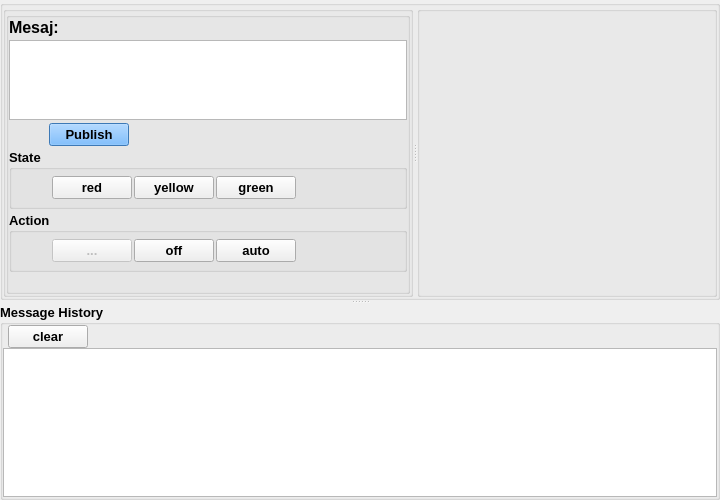
This is ros2_ws/src/itlsimulator/itlsimulator/ui_files/itl_publisher_window.ui in andrei-crisu/Intelligent_Traffic_Light_Simulator as Qt 5 draws it before an edit. The edited form follows.
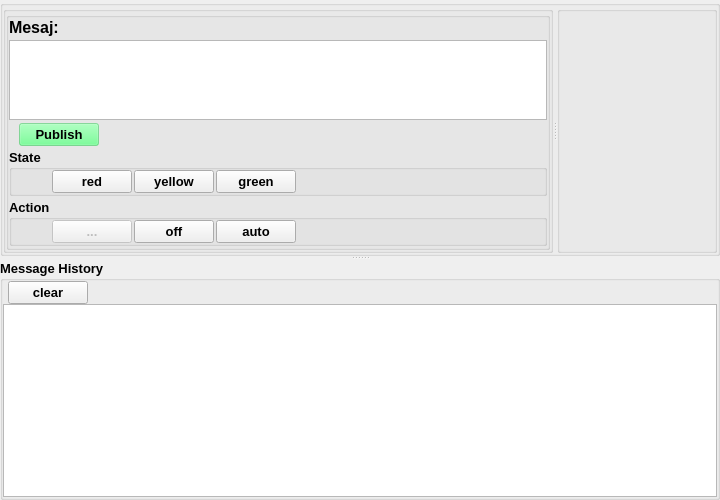
This is the edited form.

Commit message: This commit brings implementation for click events from different controls.Also the ui was tested and everything looks fine

Diff of the .ui file:
```diff
--- a/ros2_ws/src/itlsimulator/itlsimulator/ui_files/itl_publisher_window.ui
+++ b/ros2_ws/src/itlsimulator/itlsimulator/ui_files/itl_publisher_window.ui
@@ -14,7 +14,7 @@
    </rect>
   </property>
   <property name="sizePolicy">
-   <sizepolicy hsizetype="Expanding" vsizetype="Expanding">
+   <sizepolicy hsizetype="MinimumExpanding" vsizetype="MinimumExpanding">
     <horstretch>0</horstretch>
     <verstretch>0</verstretch>
    </sizepolicy>
@@ -56,7 +56,7 @@
       <property name="minimumSize">
        <size>
         <width>0</width>
-        <height>300</height>
+        <height>224</height>
        </size>
       </property>
       <property name="title">
@@ -156,11 +156,17 @@
               <item>
                <widget class="QTextEdit" name="textEdit">
                 <property name="sizePolicy">
-                 <sizepolicy hsizetype="Expanding" vsizetype="MinimumExpanding">
+                 <sizepolicy hsizetype="Expanding" vsizetype="Minimum">
                   <horstretch>0</horstretch>
                   <verstretch>0</verstretch>
                  </sizepolicy>
                 </property>
+                <property name="minimumSize">
+                 <size>
+                  <width>0</width>
+                  <height>40</height>
+                 </size>
+                </property>
                 <property name="maximumSize">
                  <size>
                   <width>16777215</width>
@@ -169,7 +175,7 @@
                 </property>
                 <property name="font">
                  <font>
-                  <pointsize>14</pointsize>
+                  <pointsize>10</pointsize>
                  </font>
                 </property>
                </widget>
@@ -186,7 +192,7 @@
                   </property>
                   <property name="sizeHint" stdset="0">
                    <size>
-                    <width>40</width>
+                    <width>10</width>
                     <height>20</height>
                    </size>
                   </property>
@@ -208,7 +214,7 @@
                    </font>
                   </property>
                   <property name="styleSheet">
-                   <string notr="true">background-color: rgb(85, 170, 255);</string>
+                   <string notr="true">background-color: rgba(85, 255, 127, 120);</string>
                   </property>
                   <property name="text">
                    <string>Publish</string>
@@ -241,7 +247,7 @@
                 <property name="minimumSize">
                  <size>
                   <width>0</width>
-                  <height>60</height>
+                  <height>40</height>
                  </size>
                 </property>
                 <property name="maximumSize">
@@ -361,7 +367,7 @@
                 <property name="minimumSize">
                  <size>
                   <width>0</width>
-                  <height>60</height>
+                  <height>40</height>
                  </size>
                 </property>
                 <property name="maximumSize">
@@ -483,7 +489,7 @@
                 </property>
                 <property name="sizeHint" stdset="0">
                  <size>
-                  <width>20</width>
+                  <width>10</width>
                   <height>0</height>
                  </size>
                 </property>
@@ -503,8 +509,8 @@
           </property>
           <property name="minimumSize">
            <size>
-            <width>300</width>
-            <height>200</height>
+            <width>160</width>
+            <height>60</height>
            </size>
           </property>
           <property name="title">
@@ -536,8 +542,8 @@
              </property>
              <property name="minimumSize">
               <size>
-               <width>0</width>
-               <height>100</height>
+               <width>60</width>
+               <height>60</height>
               </size>
              </property>
              <layout class="QHBoxLayout" name="horizontalLayout_4">
@@ -666,7 +672,9 @@
          </property>
          <property name="font">
           <font>
-           <pointsize>14</pointsize>
+           <pointsize>10</pointsize>
+           <weight>50</weight>
+           <bold>false</bold>
           </font>
          </property>
         </widget>
```
The commit also changes 7 other files.
